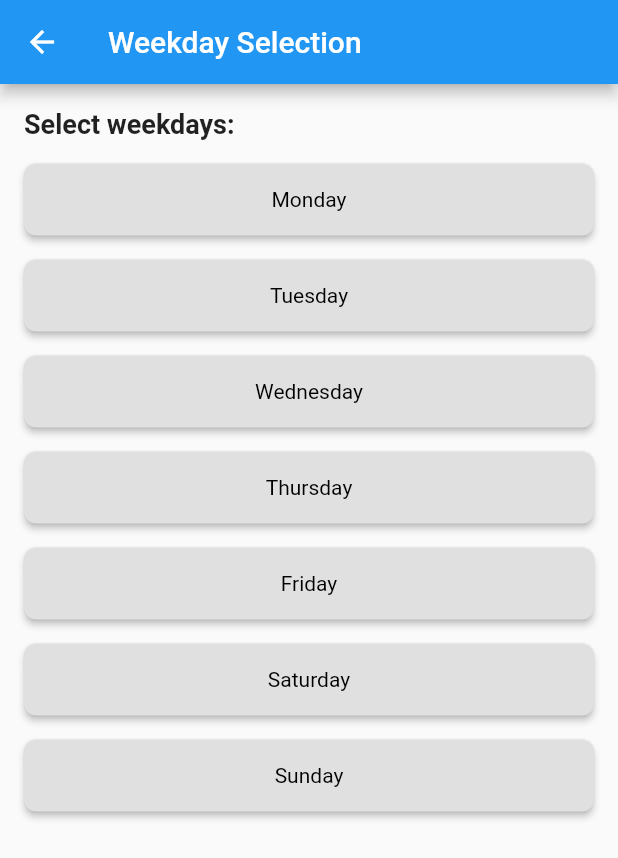
After one commit to OneDvishal/Guide_connect, a Flutter app: the WeekdaySelectionScreen screen opened directly, on a phone screen of 412 x 824 dp. The commit adds this screen. Shown: the top 858 px of the screen. Run offline on Flutter 3.47's test engine with Material 2 defaults, Android fonts, the phone set to English and light mode, and no system bars; our stand-ins replace cloud_firestore, curved_navigation_bar, firebase_auth, firebase_core, firebase_storage, google_fonts and 1 more; accounts and stored records are empty.

```diff
--- a/lib/screen/ProfileScreen.dart
+++ b/lib/screen/ProfileScreen.dart
@@ -6,8 +6,8 @@ import 'package:guideconnect/component/InspectButton.dart';
 import 'package:guideconnect/component/add_admin.dart';
 import 'package:guideconnect/component/nevBar.dart';
 import 'package:guideconnect/component/timetable.dart';
-import 'package:guideconnect/screen/add_schedule_screen.dart';
 import 'package:guideconnect/screen/username_photo.dart';
+import 'package:guideconnect/screen/week_selection.dart';
 import 'package:intl/intl.dart';
 
 class Profile extends StatefulWidget {
@@ -213,7 +213,7 @@ class _ProfileState extends State<Profile> {
                               Navigator.push(
                                   context,
                                   MaterialPageRoute(
-                                    builder: (context) => createschedule(),
+                                    builder: (context) => WeekdaySelectionScreen(),
                                   ));
                             },
                             icon: const Icon(Icons.event),
--- /dev/null
+++ b/lib/screen/week_selection.dart
@@ -0,0 +1,187 @@
+import 'package:flutter/material.dart';
+
+class WeekdaySelectionScreen extends StatelessWidget {
+  @override
+  Widget build(BuildContext context) {
+    return Scaffold(
+      appBar: AppBar(
+        title: Text('Weekday Selection'),
+      ),
+      body: Center(
+        child: Padding(
+          padding: const EdgeInsets.all(16.0),
+          child: Column(
+            crossAxisAlignment: CrossAxisAlignment.stretch,
+            children: [
+              Text(
+                'Select weekdays:',
+                style: TextStyle(fontSize: 18, fontWeight: FontWeight.bold),
+              ),
+              SizedBox(height: 16),
+              ElevatedButton(
+                onPressed: () {},
+                child: Text(
+                  'Monday',
+                  style: TextStyle(
+                    color: Colors.black,
+                    fontWeight: FontWeight.normal,
+                  ),
+                ),
+                style: ButtonStyle(
+                  backgroundColor:
+                      MaterialStateProperty.all<Color>(Colors.grey[300]!),
+                  padding: MaterialStateProperty.all<EdgeInsets>(
+                    EdgeInsets.symmetric(vertical: 16, horizontal: 24),
+                  ),
+                  shape: MaterialStateProperty.all<RoundedRectangleBorder>(
+                    RoundedRectangleBorder(
+                      borderRadius: BorderRadius.circular(8),
+                    ),
+                  ),
+                ),
+              ),
+              SizedBox(height: 16),
+              ElevatedButton(
+                onPressed: () {},
+                child: Text(
+                  'Tuesday',
+                  style: TextStyle(
+                    color: Colors.black,
+                    fontWeight: FontWeight.normal,
+                  ),
+                ),
+                style: ButtonStyle(
+                  backgroundColor:
+                      MaterialStateProperty.all<Color>(Colors.grey[300]!),
+                  padding: MaterialStateProperty.all<EdgeInsets>(
+                    EdgeInsets.symmetric(vertical: 16, horizontal: 24),
+                  ),
+                  shape: MaterialStateProperty.all<RoundedRectangleBorder>(
+                    RoundedRectangleBorder(
+                      borderRadius: BorderRadius.circular(8),
+                    ),
+                  ),
+                ),
+              ),
+              SizedBox(height: 16),
+              ElevatedButton(
+                onPressed: () {},
+                child: Text(
+                  'Wednesday',
+                  style: TextStyle(
+                    color: Colors.black,
+                    fontWeight: FontWeight.normal,
+                  ),
+                ),
+                style: ButtonStyle(
+                  backgroundColor:
+                      MaterialStateProperty.all<Color>(Colors.grey[300]!),
+                  padding: MaterialStateProperty.all<EdgeInsets>(
+                    EdgeInsets.symmetric(vertical: 16, horizontal: 24),
+                  ),
+                  shape: MaterialStateProperty.all<RoundedRectangleBorder>(
+                    RoundedRectangleBorder(
+                      borderRadius: BorderRadius.circular(8),
+                    ),
+                  ),
+                ),
+              ),
+              SizedBox(height: 16),
+              ElevatedButton(
+                onPressed: () {},
+                child: Text(
+                  'Thursday',
+                  style: TextStyle(
+                    color: Colors.black,
+                    fontWeight: FontWeight.normal,
+                  ),
+                ),
+                style: ButtonStyle(
+                  backgroundColor:
+                      MaterialStateProperty.all<Color>(Colors.grey[300]!),
+                  padding: MaterialStateProperty.all<EdgeInsets>(
+                    EdgeInsets.symmetric(vertical: 16, horizontal: 24),
+                  ),
+                  shape: MaterialStateProperty.all<RoundedRectangleBorder>(
+                    RoundedRectangleBorder(
+                      borderRadius: BorderRadius.circular(8),
+                    ),
+                  ),
+                ),
+              ),
+              SizedBox(height: 16),
+              ElevatedButton(
+                onPressed: () {},
+                child: Text(
+                  'Friday',
+                  style: TextStyle(
+                    color: Colors.black,
+                    fontWeight: FontWeight.normal,
+                  ),
+                ),
+                style: ButtonStyle(
+                  backgroundColor:
+                      MaterialStateProperty.all<Color>(Colors.grey[300]!),
+                  padding: MaterialStateProperty.all<EdgeInsets>(
+                    EdgeInsets.symmetric(vertical: 16, horizontal: 24),
+                  ),
+                  shape: MaterialStateProperty.all<RoundedRectangleBorder>(
+                    RoundedRectangleBorder(
+                      borderRadius: BorderRadius.circular(8),
+                    ),
+                  ),
+                ),
+              ),
+              SizedBox(height: 16),
+              ElevatedButton(
+                onPressed: () {},
+                child: Text(
+                  'Saturday',
+                  style: TextStyle(
+                    color: Colors.black,
+                    fontWeight: FontWeight.normal,
+                  ),
+                ),
+                style: ButtonStyle(
+                  backgroundColor:
+                      MaterialStateProperty.all<Color>(Colors.grey[300]!),
+                  padding: MaterialStateProperty.all<EdgeInsets>(
+                    const EdgeInsets.symmetric(vertical: 16, horizontal: 24),
+                  ),
+                  shape: MaterialStateProperty.all<RoundedRectangleBorder>(
+                    RoundedRectangleBorder(
+                      borderRadius: BorderRadius.circular(8),
+                    ),
+                  ),
+                ),
+              ),
+              SizedBox(height: 16),
+              ElevatedButton(
+                onPressed: () {},
+                child: Text(
+                  'Sunday',
+                  style: TextStyle(
+                    color: Colors.black,
+                    fontWeight: FontWeight.normal,
+                  ),
+                ),
+                style: ButtonStyle(
+                  backgroundColor:
+                      MaterialStateProperty.all<Color>(Colors.grey[300]!),
+                  padding: MaterialStateProperty.all<EdgeInsets>(
+                    EdgeInsets.symmetric(vertical: 16, horizontal: 24),
+                  ),
+                  shape: MaterialStateProperty.all<RoundedRectangleBorder>(
+                    RoundedRectangleBorder(
+                      borderRadius: BorderRadius.circular(8),
+                    ),
+                  ),
+                ),
+              ),
+            ],
+          ),
+        ),
+      ),
+    );
+  }
+}
```
Also changed, not shown: lib/screen/add_schedule_screen.dart (deleted, +0 -98 lines).
